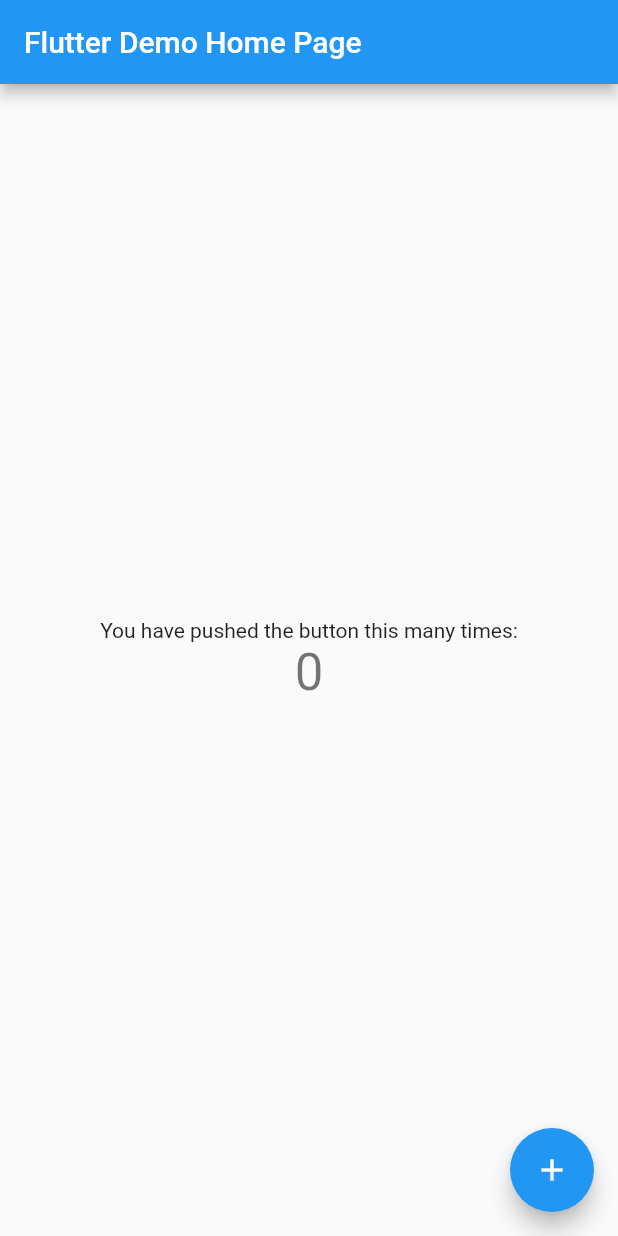
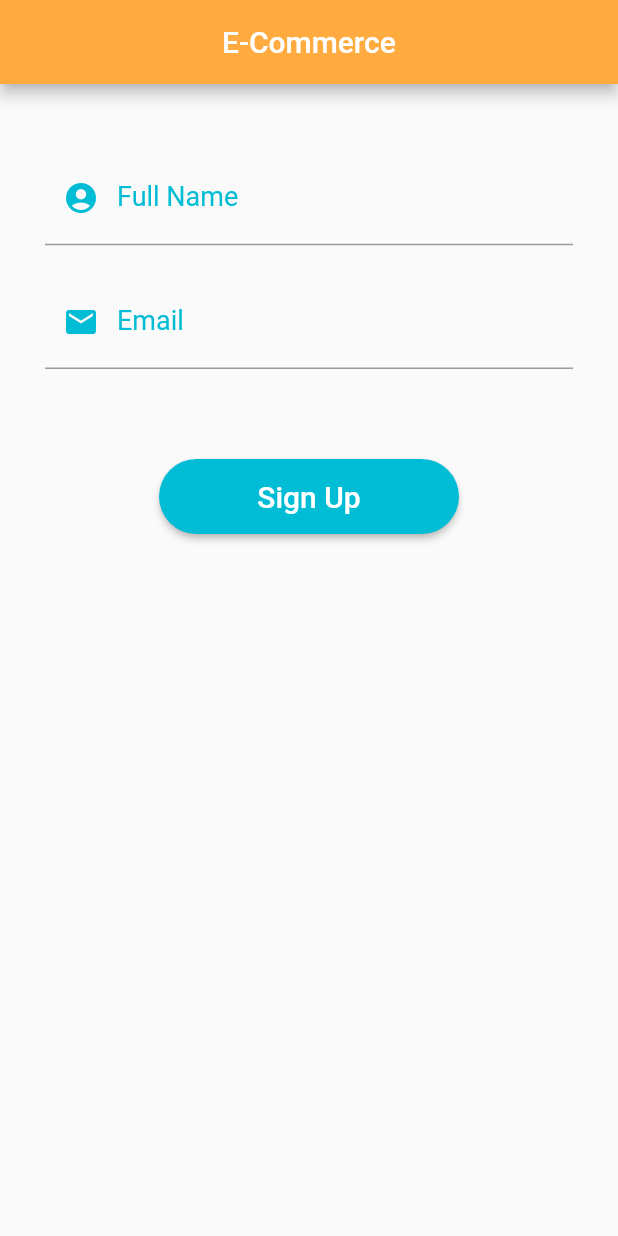
Before and after one commit to ummetduran/TY_api_gateway, a Flutter app: the screen it shows after launch, on a phone screen of 412 x 824 dp. Run offline on Flutter 3.47's test engine with Material 2 defaults, Android fonts, the phone set to English and light mode, and no system bars.

Commit message:
User save done

```diff
--- a/lib/main.dart
+++ b/lib/main.dart
@@ -1,71 +1,36 @@
 import 'package:flutter/material.dart';
+import 'package:ty_api_gateway/view/sign_up.dart';
 
 void main() {
   runApp(MyApp());
 }
 
-class MyApp extends StatelessWidget {
-  // This widget is the root of your application.
+class MyApp extends StatelessWidget{
   @override
   Widget build(BuildContext context) {
     return MaterialApp(
-      title: 'Flutter Demo',
+
+      //initialRoute: '/SignIn',
+
+      debugShowCheckedModeBanner: false,
       theme: ThemeData(
+          primarySwatch: Colors.indigo
+      ),
+      darkTheme: ThemeData(
+          primarySwatch: Colors.deepPurple,
+          brightness: Brightness.dark
+      ),
+      themeMode: ThemeMode.system,
+      routes: {
+        '/SignUp' :(context) => SignUp(),
 
-      ),
-      home: MyHomePage(title: 'Flutter Demo Home Page'),
-    );
-  }
-}
-
-class MyHomePage extends StatefulWidget {
-  MyHomePage({Key? key, required this.title}) : super(key: key);
+      },
+      home: Scaffold(
+          resizeToAvoidBottomInset: false,
 
 
-  final String title;
 
-  @override
-  _MyHomePageState createState() => _MyHomePageState();
-}
-
-class _MyHomePageState extends State<MyHomePage> {
-  int _counter = 0;
-
-  void _incrementCounter() {
-    setState(() {
-
-      _counter++;
-    });
-  }
-
-  @override
-  Widget build(BuildContext context) {
-
-    return Scaffold(
-      appBar: AppBar(
-
-        title: Text(widget.title),
-      ),
-      body: Center(
-
-        child: Column(
-
-          mainAxisAlignment: MainAxisAlignment.center,
-          children: <Widget>[
-            Text(
-              'You have pushed the button this many times:',
-            ),
-            Text(
-              '$_counter',
-              style: Theme.of(context).textTheme.headline4,
-            ),
-          ],
-        ),
-      ),
-      floatingActionButton: FloatingActionButton(
-        onPressed: _incrementCounter,
-        tooltip: 'Increment',
-        child: Icon(Icons.add),
+          body: SignUp()
       ),
     );
   }
--- /dev/null
+++ b/lib/model/user.dart
@@ -0,0 +1,29 @@
+// To parse this JSON data, do
+//
+//     final user = userFromJson(jsonString);
+
+import 'dart:convert';
+
+User userFromJson(String str) => User.fromJson(json.decode(str));
+
+String userToJson(User data) => json.encode(data.toJson());
+
+class User {
+  User({
+    required this.fullName,
+    required this.email,
+  });
+
+  String fullName;
+  String email;
+
+  factory User.fromJson(Map<String, dynamic> json) => User(
+    fullName: json["fullName"],
+    email: json["email"],
+  );
+
+  Map<String, dynamic> toJson() => {
+    "fullName": fullName,
+    "email": email,
+  };
+}
--- /dev/null
+++ b/lib/view/sign_up.dart
@@ -0,0 +1,125 @@
+import 'dart:convert';
+
+import 'package:flutter/material.dart';
+import 'package:ty_api_gateway/model/user.dart';
+import 'package:http/http.dart' as http;
+
+
+class SignUp extends StatefulWidget {
+  const SignUp({Key? key}) : super(key: key);
+
+  @override
+  _SignUpState createState() => _SignUpState();
+}
+
+class _SignUpState extends State<SignUp> {
+  final formKey = GlobalKey<FormState>();
+  bool otoControl=false;
+  User user = new User(fullName: '', email: '');
+  @override
+  Widget build(BuildContext context) {
+    return Scaffold(
+      appBar: AppBar(
+
+        backgroundColor: Colors.orangeAccent.shade200,
+        centerTitle: true,
+        title: Text("E-Commerce", style: TextStyle(color: Colors.white),),
+      ),
+      body: Form(
+        key: formKey,
+        autovalidate: otoControl,
+        child: SingleChildScrollView(
+          padding: EdgeInsets.all(30),
+          child: Column(
+            children: [
+
+
+              SizedBox(height: 15),
+              TextFormField(
+                decoration: InputDecoration(
+                    prefixIcon: Icon(
+                      Icons.account_circle,
+                      color: Colors.cyan,
+                    ),
+                    labelText: "Full Name",
+                    hintText: "Enter your full name",
+                    labelStyle: TextStyle(color: Colors.cyan, fontSize: 18),
+                    hintStyle: TextStyle(color: Colors.cyan, fontSize: 18)),
+                onChanged: (deger) => user.fullName = deger,
+              ),
+              SizedBox(height: 20),
+              TextFormField(
+                keyboardType: TextInputType.emailAddress,
+                decoration: InputDecoration(
+                  prefixIcon: Icon(
+                    Icons.email,
+                    color: Colors.cyan,
+                  ),
+                  labelText: "Email",
+                  hintText: "Enter your email",
+                  labelStyle: TextStyle(color: Colors.cyan, fontSize: 18),
+                  hintStyle: TextStyle(color: Colors.cyan, fontSize: 18),
+                  //suffixStyle: TextStyle(color: Colors.white)
+                ),
+                onChanged: (deger) => user.email = deger,
+              ),
+
+              SizedBox(height: 60),
+
+              //user == null ? Container() : Text("The user ${user!.fullName} is created at ${user!.email}"),
+
+              SizedBox(
+                height: 50,
+                width: 200,
+                child: RaisedButton(
+                    shape: RoundedRectangleBorder(
+                        borderRadius: BorderRadius.circular(50)),
+                    child: Text(
+                      "Sign Up",
+                      style: TextStyle(fontSize: 20),
+                    ),
+                    // icon: Icon(Icons.save),
+                    color: Colors.cyan,
+                    textColor: Colors.white,
+                    onPressed: () {
+                      debugPrint(" user name: ${user.fullName}");
+                      debugPrint("mail ${user.email}");
+
+                      postMethod();
+                     /* Navigator.push(
+                          context, MaterialPageRoute(
+                          builder: (context) => SignIn()));*/
+
+                    }),
+              ),
+
+            ],
+          ),
+        ),
+      ),
+    );
+  }
+
+  void postMethod() async{
+
+    var headers = {
+      'Content-Type': 'application/json'
+    };
+    var request = http.Request('POST', Uri.parse('http://10.0.2.2:4444/user'));
+    request.body = json.encode({
+      "fullName": "${user.fullName}",
+      "email": "${user.email}"
+    });
+    request.headers.addAll(headers);
+
+    http.StreamedResponse response = await request.send();
+
+    if (response.statusCode == 200) {
+      print(await response.stream.bytesToString());
+    }
+    else {
+    print(response.reasonPhrase);
+    }
+
+  }
+}
--- a/pubspec.yaml
+++ b/pubspec.yaml
@@ -28,6 +28,7 @@ dependencies:
   # The following adds the Cupertino Icons font to your application.
   # Use with the CupertinoIcons class for iOS style icons.
   cupertino_icons: ^1.0.2
+  http: ^0.13.3
 
 dev_dependencies:
   flutter_test:
```
Also changed, not shown: pubspec.lock.
